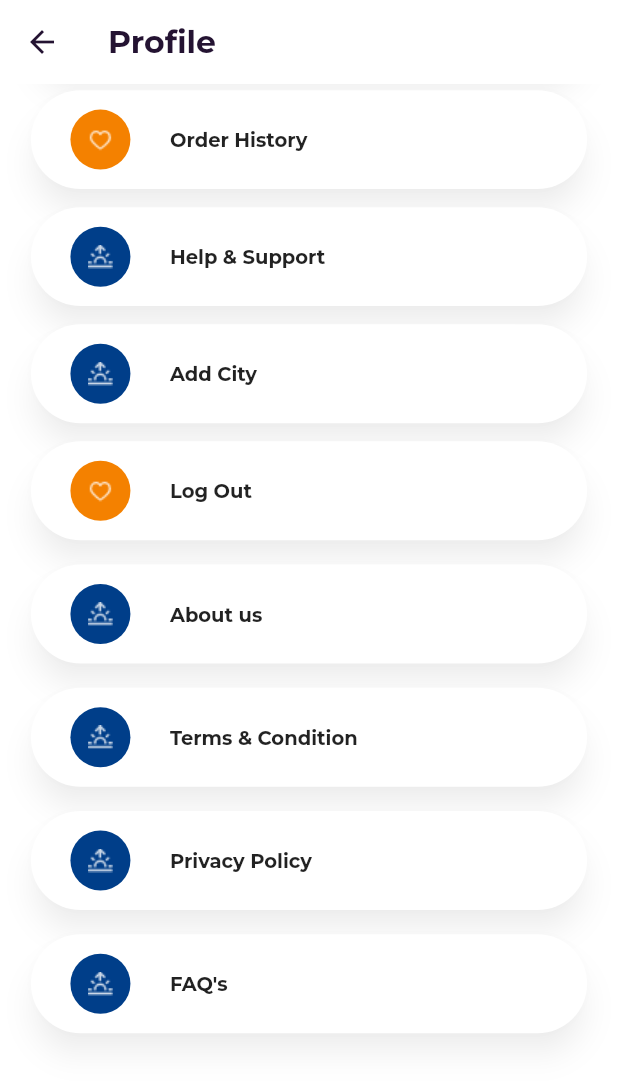
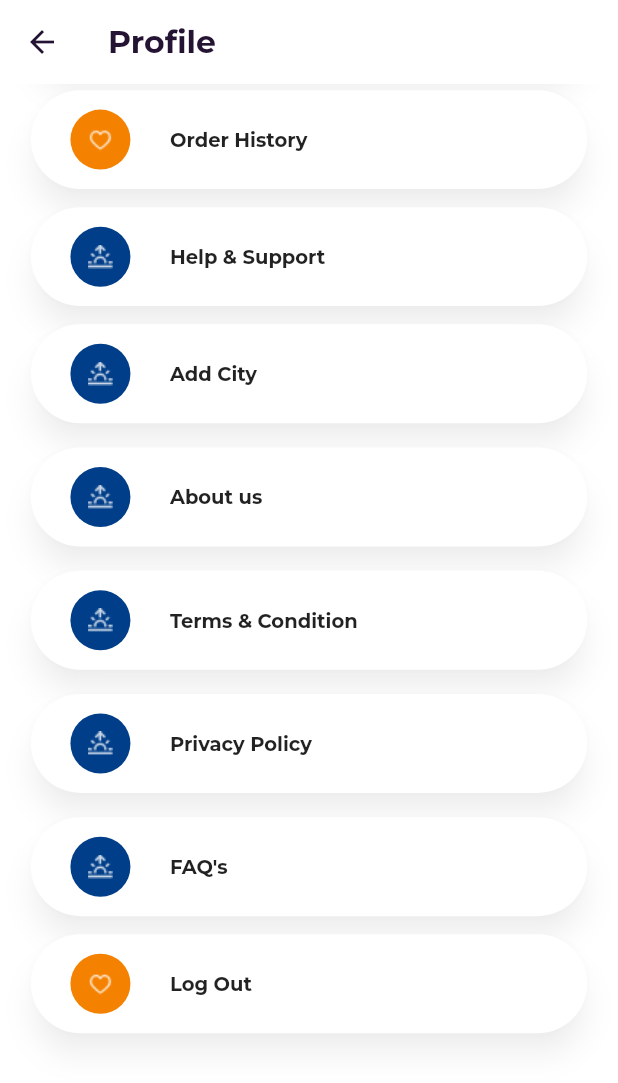
Before and after one commit to ratnakarjain/City-of-cars---User, a Flutter app: the Profile screen opened directly, scrolled down 375 dp, on a phone screen of 412 x 824 dp. Shown: the top 1083 px of the screen. Run offline on Flutter 3.47's test engine with Material 2 defaults, Android fonts, the light colour scheme and no system bars; our stand-ins replace cached_network_image, card_swiper, expandable, file_picker, firebase_core, firebase_messaging and 13 more; missing offline and left inert: circular_bottom_navigation, flutter_share, razorpay_flutter; accounts and stored records are empty; network calls fail; key blocks and very long unbroken strings in the code were emptied for the run.

Commit message:
bugs, presets, traking approvals

```diff
--- a/lib/Screens/Service Main/insidCategory.dart
+++ b/lib/Screens/Service Main/insidCategory.dart
@@ -10,7 +10,6 @@ import 'package:cityofcars/Utils/constants.dart';
 import 'package:cityofcars/Utils/Shapes/widgets.dart';
 import 'package:flutter/material.dart';
 import 'package:google_fonts/google_fonts.dart';
-import 'package:scrollable_list_tabview/scrollable_list_tabview.dart';
 
 import '../../Services/models/plansModel.dart';
 
--- a/lib/Screens/loginSignup.dart
+++ b/lib/Screens/loginSignup.dart
@@ -6,7 +6,6 @@ import 'package:cityofcars/Services/servies.dart';
 import 'package:cityofcars/Utils/Buttons/button.dart';
 import 'package:cityofcars/Utils/constants.dart';
 import 'package:cityofcars/Utils/preference.dart';
-import 'package:country_codes/country_codes.dart';
 import 'package:flutter/material.dart';
 import 'package:flutter/services.dart';
 import 'package:google_fonts/google_fonts.dart';
--- a/lib/Screens/profile.dart
+++ b/lib/Screens/profile.dart
@@ -722,41 +722,7 @@ class _ProfileState extends State<Profile> {
                   borderRadius: h * 0.04,
                 ),
               ),
-              SizedBox(
-                height: h * 0.005,
-              ),
-              GestureDetector(
-                onTap: () {
-                  confirm();
-                  setState(() {});
-                },
-                child: RRectCard(
-                  h: h * 0.08,
-                  w: w * 0.9,
-                  widget: Row(
-                    children: [
-                      Expanded(
-                        child: CircleAvatar(
-                          backgroundColor: korangecolor,
-                          foregroundColor: kwhitecolor,
-                          child: Image.asset("assets/images/heart.png"),
-                        ),
-                      ),
-                      Expanded(
-                        flex: 3,
-                        child: Text(
-                          "Log Out",
-                          style: GoogleFonts.montserrat(
-                            fontSize: 13,
-                            fontWeight: FontWeight.w700,
-                          ),
-                        ),
-                      )
-                    ],
-                  ),
-                  borderRadius: h * 0.04,
-                ),
-              ),
+
               SizedBox(
                 height: h * 0.01,
               ),
@@ -913,7 +879,41 @@ class _ProfileState extends State<Profile> {
                   borderRadius: h * 0.04,
                 ),
               ),
-
+              SizedBox(
+                height: h * 0.005,
+              ),
+              GestureDetector(
+                onTap: () {
+                  confirm();
+                  setState(() {});
+                },
+                child: RRectCard(
+                  h: h * 0.08,
+                  w: w * 0.9,
+                  widget: Row(
+                    children: [
+                      Expanded(
+                        child: CircleAvatar(
+                          backgroundColor: korangecolor,
+                          foregroundColor: kwhitecolor,
+                          child: Image.asset("assets/images/heart.png"),
+                        ),
+                      ),
+                      Expanded(
+                        flex: 3,
+                        child: Text(
+                          "Log Out",
+                          style: GoogleFonts.montserrat(
+                            fontSize: 13,
+                            fontWeight: FontWeight.w700,
+                          ),
+                        ),
+                      )
+                    ],
+                  ),
+                  borderRadius: h * 0.04,
+                ),
+              ),
 
 
 
--- a/lib/Services/servies.dart
+++ b/lib/Services/servies.dart
@@ -884,6 +884,8 @@ Future getapproveddetails(String id) async {
           model.price = data["data"][i]["price"].toString();
           model.qty = data["data"][i]["qty"].toString();
           model.subheading = data["data"][i]["subheading"].toString();
+          model.approvestatus = data["data"][i]["ApprovelStatus"].toString();
+          print(model.approvestatus);
           modellist.add(model);
         }
       }
--- a/lib/main.dart
+++ b/lib/main.dart
@@ -4,7 +4,7 @@ import 'package:cityofcars/Screens/bottomnavBar.dart';
 import 'package:cityofcars/Screens/editProfile.dart';
 
 import 'package:cityofcars/Utils/constants.dart';
-import 'package:country_codes/country_codes.dart';
+
 import 'package:flutter/cupertino.dart';
 import 'package:flutter/material.dart';
 import 'package:flutter/services.dart';
--- a/pubspec.yaml
+++ b/pubspec.yaml
@@ -39,17 +39,14 @@ dependencies:
   table_calendar: ^3.0.5
   card_swiper: ^2.0.3
   circular_bottom_navigation: ^2.0.0
-  carousel_slider: ^4.0.0
   dio: ^4.0.6
   shared_preferences: ^2.0.13
   http: ^0.13.4
   url_launcher: ^6.0.20
   image_picker: ^0.8.5
-  country_codes: ^2.1.1
   intl: ^0.17.0
   cached_network_image: ^3.2.0
   scrollable_positioned_list: ^0.2.3
-  scrollable_list_tabview: ^0.2.0-nullsafety
   provider: ^6.0.2
   razorpay_flutter: ^1.3.0
   fluttertoast: ^8.0.9
```
Also changed, not shown: lib/Screens/tracking.dart (+22 -9 lines), lib/Screens/video.dart (+8 -5 lines), pubspec.lock, 4 other files.
